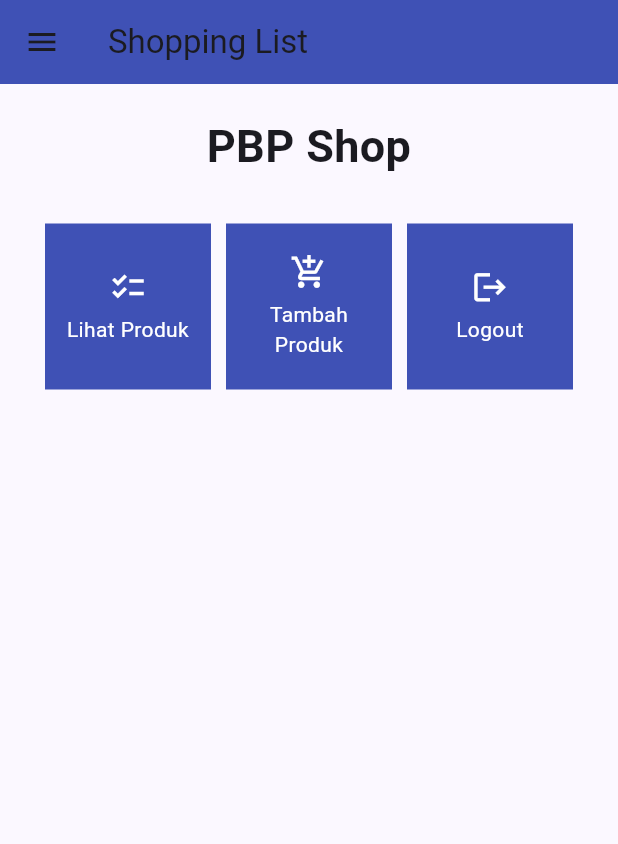
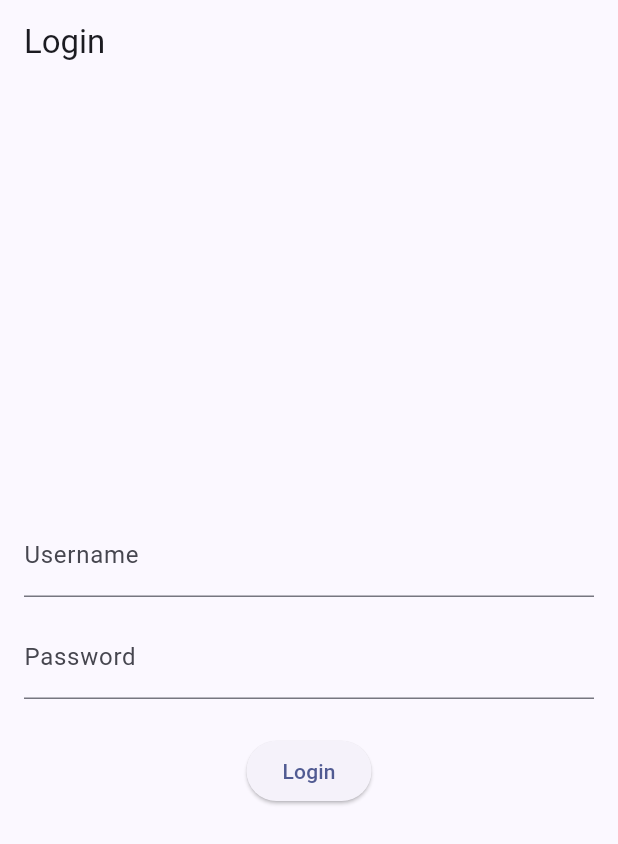
Before and after one commit to Vv-kK/shopping-list-mobile, a Flutter app: the screen it shows after launch, on a phone screen of 412 x 824 dp. Shown: the top 844 px of the screen. Run offline on Flutter 3.47's test engine with Material 2 defaults, Android fonts, the phone set to English and light mode, and no system bars; missing offline and left inert: pbp_django_auth.

Commit message:
Mengerjakan Tutorial 8

```diff
--- a/lib/main.dart
+++ b/lib/main.dart
@@ -1,38 +1,31 @@
 import 'package:flutter/material.dart';
 import 'package:shopping_list/screens/menu.dart';
+import 'package:shopping_list/screens/login.dart';
+import 'package:provider/provider.dart';
+import 'package:pbp_django_auth/pbp_django_auth.dart';
 
 void main() {
   runApp(const MyApp());
 }
 
 class MyApp extends StatelessWidget {
-  const MyApp({super.key});
+    const MyApp({Key? key}) : super(key: key);
 
-  // This widget is the root of your application.
     @override
     Widget build(BuildContext context) {
-    return MaterialApp(
-      title: 'Flutter Demo',
+        return Provider(
+            create: (_) {
+                CookieRequest request = CookieRequest();
+                return request;
+            },
+            child: MaterialApp(
+                title: 'Flutter App',
                 theme: ThemeData(
-        // This is the theme of your application.
-        //
-        // TRY THIS: Try running your application with "flutter run". You'll see
-        // the application has a blue toolbar. Then, without quitting the app,
-        // try changing the seedColor in the colorScheme below to Colors.green
-        // and then invoke "hot reload" (save your changes or press the "hot
-        // reload" button in a Flutter-supported IDE, or press "r" if you used
-        // the command line to start the app).
-        //
-        // Notice that the counter didn't reset back to zero; the application
-        // state is not lost during the reload. To reset the state, use hot
-        // restart instead.
-        //
-        // This works for code too, not just values: Most code changes can be
-        // tested with just a hot reload.
                     colorScheme: ColorScheme.fromSeed(seedColor: Colors.indigo),
                     useMaterial3: true,
                 ),
-      home: MyHomePage(),
+                home: LoginPage()
+                ),
         );
     }
 }
--- /dev/null
+++ b/lib/screens/login.dart
@@ -0,0 +1,114 @@
+import 'package:shopping_list/screens/menu.dart';
+import 'package:flutter/material.dart';
+import 'package:pbp_django_auth/pbp_django_auth.dart';
+import 'package:provider/provider.dart';
+
+void main() {
+    runApp(const LoginApp());
+}
+
+class LoginApp extends StatelessWidget {
+const LoginApp({super.key});
+
+@override
+Widget build(BuildContext context) {
+    return MaterialApp(
+        title: 'Login',
+        theme: ThemeData(
+            primarySwatch: Colors.blue,
+    ),
+    home: const LoginPage(),
+    );
+    }
+}
+
+class LoginPage extends StatefulWidget {
+    const LoginPage({super.key});
+
+    @override
+    _LoginPageState createState() => _LoginPageState();
+}
+
+class _LoginPageState extends State<LoginPage> {
+    final TextEditingController _usernameController = TextEditingController();
+    final TextEditingController _passwordController = TextEditingController();
+
+    @override
+    Widget build(BuildContext context) {
+        final request = context.watch<CookieRequest>();
+        return Scaffold(
+            appBar: AppBar(
+                title: const Text('Login'),
+            ),
+            body: Container(
+                padding: const EdgeInsets.all(16.0),
+                child: Column(
+                    mainAxisAlignment: MainAxisAlignment.center,
+                    children: [
+                        TextField(
+                            controller: _usernameController,
+                            decoration: const InputDecoration(
+                                labelText: 'Username',
+                            ),
+                        ),
+                        const SizedBox(height: 12.0),
+                        TextField(
+                            controller: _passwordController,
+                            decoration: const InputDecoration(
+                                labelText: 'Password',
+                            ),
+                            obscureText: true,
+                        ),
+                        const SizedBox(height: 24.0),
+                        ElevatedButton(
+                            onPressed: () async {
+                                String username = _usernameController.text;
+                                String password = _passwordController.text;
+
+                                // Cek kredensial
+                                // TODO: Ganti URL dan jangan lupa tambahkan trailing slash (/) di akhir URL!
+                                // Untuk menyambungkan Android emulator dengan Django pada localhost,
+                                // gunakan URL http://10.0.2.2/
+                                final response = await request.login("http://localhost:8000/auth/login/", {
+                                'username': username,
+                                'password': password,
+                                });
+
+                                if (request.loggedIn) {
+                                    String message = response['message'];
+                                    String uname = response['username'];
+                                    Navigator.pushReplacement(
+                                        context,
+                                        MaterialPageRoute(builder: (context) => MyHomePage()),
+                                    );
+                                    ScaffoldMessenger.of(context)
+                                        ..hideCurrentSnackBar()
+                                        ..showSnackBar(
+                                            SnackBar(content: Text("$message Selamat datang, $uname.")));
+                                    } else {
+                                    showDialog(
+                                        context: context,
+                                        builder: (context) => AlertDialog(
+                                            title: const Text('Login Gagal'),
+                                            content:
+                                                Text(response['message']),
+                                            actions: [
+                                                TextButton(
+                                                    child: const Text('OK'),
+                                                    onPressed: () {
+                                                        Navigator.pop(context);
+                                                    },
+                                                ),
+                                            ],
+                                        ),
+                                    );
+                                }
+                            },
+                            child: const Text('Login'),
+                        ),
+                    ],
+                ),
+            ),
+        );
+    }
+}
--- a/lib/screens/menu.dart
+++ b/lib/screens/menu.dart
@@ -2,6 +2,7 @@ import 'package:flutter/material.dart';
 import 'package:shopping_list/widgets/left_drawer.dart';
 import 'package:shopping_list/screens/shoplist_form.dart';
 import 'package:shopping_list/widgets/shop_card.dart';
+import 'package:shopping_list/screens/list_product.dart';
 
 class MyHomePage extends StatelessWidget {
   MyHomePage({Key? key}) : super(key: key);
@@ -78,55 +79,3 @@ class ShopItem {
 
   ShopItem(this.name, this.icon);
 }
-
-class ShopCard extends StatelessWidget {
-  final ShopItem item;
-
-  const ShopCard(this.item, {super.key}); // Constructor
-
-  @override
-  Widget build(BuildContext context) {
-    return Material(
-      color: Colors.indigo,
-      child: InkWell(
-        // Area responsive terhadap sentuhan
-        onTap: () {
-          // Memunculkan SnackBar ketika diklik
-          ScaffoldMessenger.of(context)
-            ..hideCurrentSnackBar()
-            ..showSnackBar(SnackBar(
-                content: Text("Kamu telah menekan tombol ${item.name}!")));
-
-          // Navigate ke route yang sesuai (tergantung jenis tombol)
-          if (item.name == "Tambah Produk") {
-            // TODO: Gunakan Navigator.push untuk melakukan navigasi ke MaterialPageRoute yang mencakup ShopFormPage.
-            Navigator.push(context,
-            MaterialPageRoute(builder: (context) => const ShopFormPage()));
-          }
-        },
-        child: Container(
-          // Container untuk menyimpan Icon dan Text
-          padding: const EdgeInsets.all(8),
-          child: Center(
-            child: Column(
-              mainAxisAlignment: MainAxisAlignment.center,
-              children: [
-                Icon(
-                  item.icon,
-                  color: Colors.white,
-                  size: 25.0,
-                ),
-                const Padding(padding: EdgeInsets.all(3)),
-                Text(
-                  item.name,
-                  textAlign: TextAlign.center,
-                  style: const TextStyle(color: Colors.white),
-                ),
-              ],
-            ),
-          ),
-        ),
-      ),
-    );
-  }
-}
--- a/pubspec.yaml
+++ b/pubspec.yaml
@@ -35,6 +35,9 @@ dependencies:
   # The following adds the Cupertino Icons font to your application.
   # Use with the CupertinoIcons class for iOS style icons.
   cupertino_icons: ^1.0.2
+  provider: ^6.1.1
+  pbp_django_auth: ^0.3.1
+  http: ^0.13.6
 
 dev_dependencies:
   flutter_test:
```
Also changed, not shown: lib/models/product.dart (added, +65 -0 lines), lib/screens/list_product.dart (added, +91 -0 lines), lib/screens/shoplist_form.dart (+32 -30 lines), lib/widgets/left_drawer.dart (+13 -2 lines), lib/widgets/shop_card.dart (+81 -0 lines), pubspec.lock, 2 other files. Lines whose indentation alone changed are shown as unchanged.
